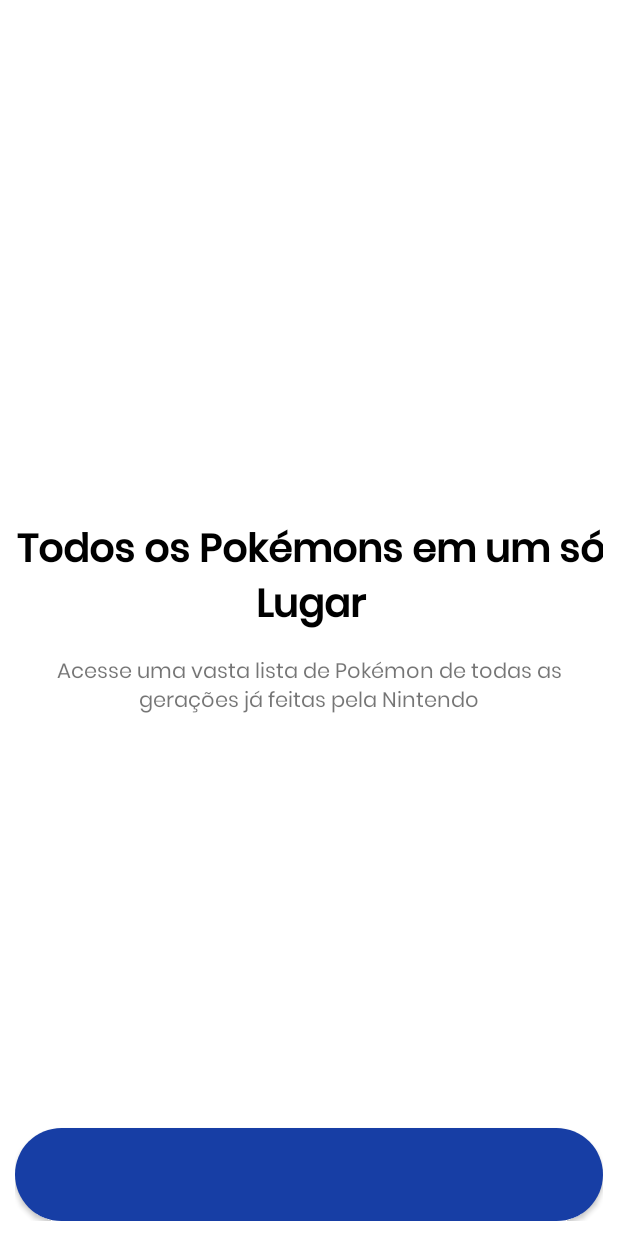
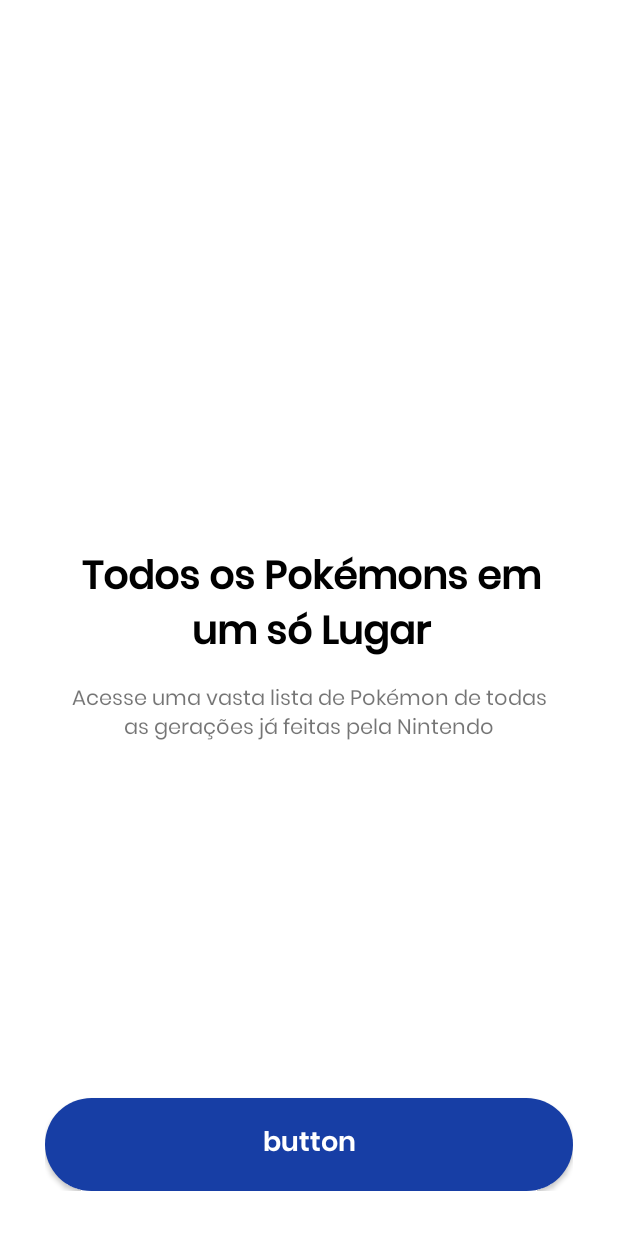
Before and after one commit to herberthkagiya/Pokedex, an Android app: the layout item_onboarding.xml on its own in the app's theme, with its tools: preview values and no code run, on a phone screen of 412 x 824 dp. Run offline under Robolectric (Android 15) with nearby library versions, the phone set to English and light mode, and no system bars.

Commit message:
Dots indicadot at Onboarding Screen implemented

```diff
--- a/app/build.gradle
+++ b/app/build.gradle
@@ -43,7 +43,13 @@
     implementation 'androidx.constraintlayout:constraintlayout:2.1.4'
     implementation 'androidx.core:core-splashscreen:1.0.0'
     implementation 'androidx.navigation:navigation-fragment:2.5.3'
+
+
+    //Onboarding Screen
     implementation 'androidx.viewpager2:viewpager2:1.0.0'
+    implementation 'com.tbuonomo:dotsindicator:4.3'
+
+
     testImplementation 'junit:junit:4.13.2'
     androidTestImplementation 'androidx.test.ext:junit:1.1.5'
     androidTestImplementation 'androidx.test.espresso:espresso-core:3.5.1'
--- a/app/src/main/java/com/kagiya/pokedex/LoginRegisterOnboarding.kt
+++ b/app/src/main/java/com/kagiya/pokedex/LoginRegisterOnboarding.kt
@@ -8,8 +8,8 @@
 
 class LoginRegisterOnboarding : AppCompatActivity() {
 
+    private lateinit var binding: ActivityLoginRegisterOnboardingBinding
 
-    private lateinit var binding: ActivityLoginRegisterOnboardingBinding
     override fun onCreate(savedInstanceState: Bundle?) {
         super.onCreate(savedInstanceState)
 
--- a/app/src/main/res/layout/activity_login_register_onboarding.xml
+++ b/app/src/main/res/layout/activity_login_register_onboarding.xml
@@ -18,6 +18,7 @@
         android:textAllCaps="false"
         android:textColor="@color/black"
         android:textSize="18sp"
+        app:iconTint="@color/black"
         app:layout_constraintEnd_toEndOf="parent"
         app:layout_constraintTop_toTopOf="parent" />
 
--- a/app/src/main/res/layout/item_onboarding.xml
+++ b/app/src/main/res/layout/item_onboarding.xml
@@ -6,13 +6,13 @@
     xmlns:tools="http://schemas.android.com/tools"
     android:layout_width="match_parent"
     android:layout_height="match_parent"
-    android:padding="10dp">
+    android:padding="30dp">
 
     <ImageView
         android:id="@+id/onboarding_image"
         android:layout_width="0dp"
-        android:layout_height="300dp"
-        android:layout_marginTop="36dp"
+        android:layout_height="270dp"
+        android:layout_marginTop="40dp"
         android:padding="0dp"
         app:layout_constraintEnd_toEndOf="parent"
         app:layout_constraintHorizontal_bias="0.473"
@@ -25,6 +25,7 @@
         android:layout_width="wrap_content"
         android:layout_height="wrap_content"
         android:layout_marginStart="24dp"
+        android:layout_marginTop="24dp"
         android:layout_marginEnd="24dp"
         android:fontFamily="@font/poppins_medium"
         android:gravity="center"
@@ -42,17 +43,19 @@
         android:id="@+id/onboarding_description"
         android:layout_width="wrap_content"
         android:layout_height="wrap_content"
-        android:layout_marginStart="24dp"
-        android:layout_marginEnd="24dp"
+        android:layout_marginStart="32dp"
+        android:layout_marginEnd="32dp"
         android:fontFamily="@font/poppins"
         android:gravity="center"
         android:padding="10dp"
         android:text="@string/first_slide_desc"
+        android:textAlignment="center"
         android:textSize="14sp"
         app:layout_constraintEnd_toEndOf="parent"
         app:layout_constraintHorizontal_bias="0.517"
         app:layout_constraintStart_toStartOf="parent"
         app:layout_constraintTop_toBottomOf="@+id/onboarding_title" />
+
 
 
     <androidx.appcompat.widget.AppCompatButton
@@ -62,6 +65,7 @@
         android:layout_height="wrap_content"
         app:layout_constraintBottom_toBottomOf="parent"
         app:layout_constraintEnd_toEndOf="parent"
-        app:layout_constraintStart_toStartOf="parent" />
+        app:layout_constraintStart_toStartOf="parent"
+        tools:text="button"/>
 
 </androidx.constraintlayout.widget.ConstraintLayout>
--- a/app/src/main/res/values/strings.xml
+++ b/app/src/main/res/values/strings.xml
@@ -11,7 +11,7 @@
     <!-- Strings for On Boarding Screen -->
     <!--Titles-->
     <string name="first_slide_title">Todos os Pokémons em um só Lugar</string>
-    <string name="second_slide_title">Mantenha sua Pokedéx atualizada</string>
+    <string name="second_slide_title">Mantenha sua\nPokedéx atualizada</string>
     <string name="login_register_title">Está pronto para essa aventura?</string>
 
 
```
Also changed, not shown: app/src/main/java/com/kagiya/pokedex/MainActivity.kt (+5 -4 lines), app/src/main/java/com/kagiya/pokedex/OnboardingActivity.kt (+5 -6 lines), app/src/main/res/layout/activity_onboarding.xml (+16 -2 lines).
